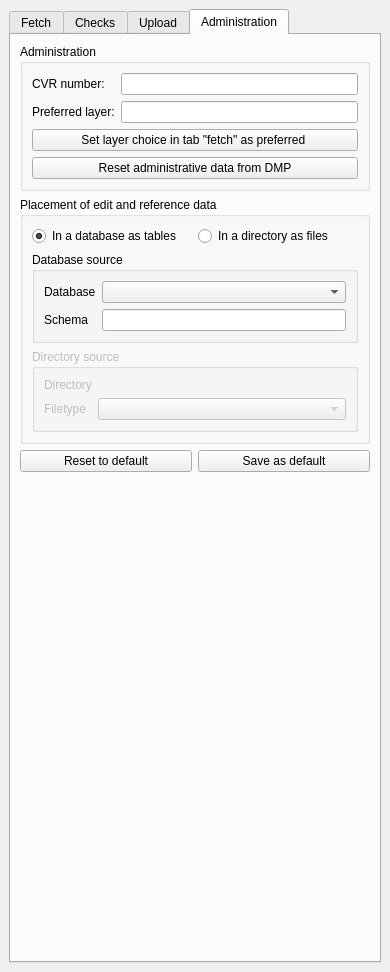
The window that dmp_manager/dmp_manager_dockwidget_base.ui (bvthomsen/QGIS-DMP-plugin) describes before a commit, drawn with Qt 5.
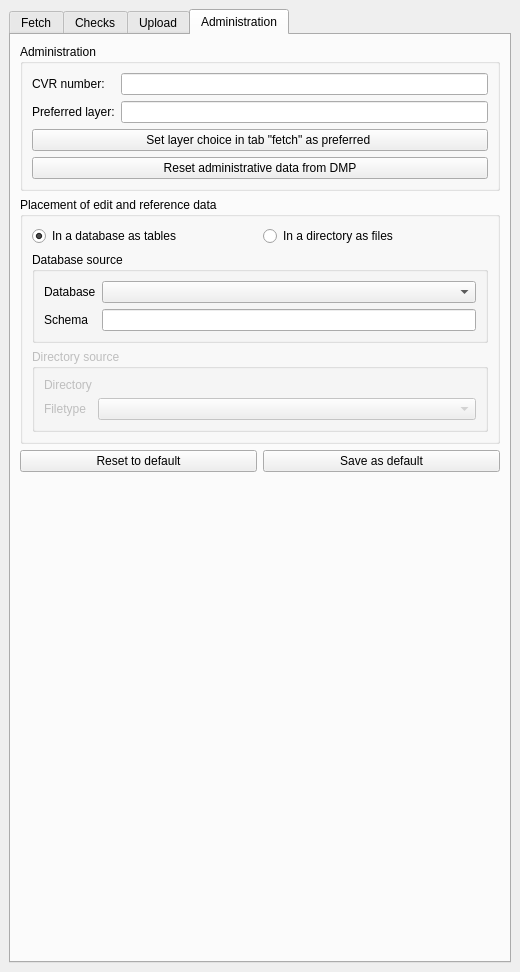
The same window after the commit. Custom widgets are drawn as their Qt base class.

What changed in the file:
```diff
--- a/dmp_manager/dmp_manager_dockwidget_base.ui
+++ b/dmp_manager/dmp_manager_dockwidget_base.ui
@@ -6,7 +6,7 @@
    <rect>
     <x>0</x>
     <y>0</y>
-    <width>390</width>
+    <width>520</width>
     <height>972</height>
    </rect>
   </property>
```
